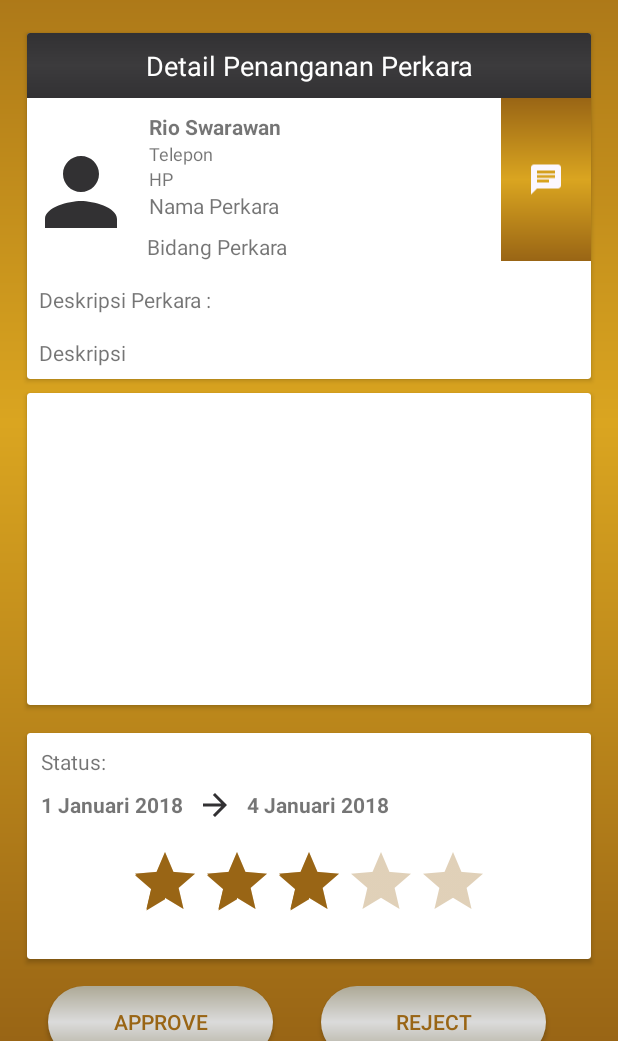
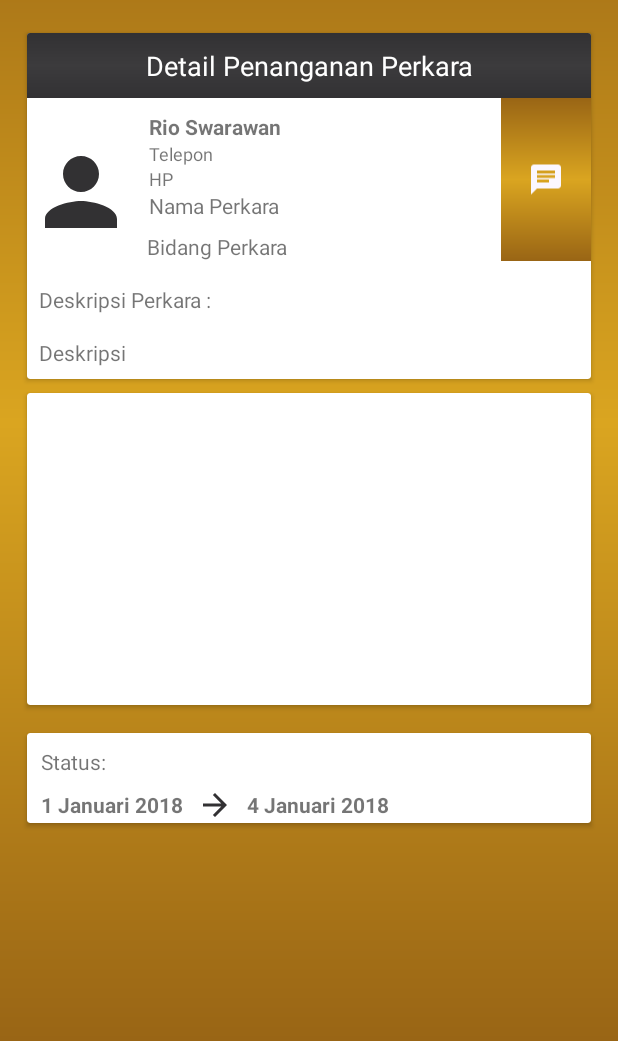
Before and after one commit to sidrive/androidmitra, an Android app: the DetailPerkaraActivity screen opened directly, with no data from a screen before it, after a tap on an icon or button, on a phone screen of 412 x 824 dp, the part 195-1236 px from its top. Run offline under Robolectric (Android 15) with nearby library versions, the phone set to English and light mode, and no system bars; our stand-ins replace ButterKnife, Dagger/Hilt's generated code; libraries missing offline, so code that uses them is left out: pub.devrel.easypermissions, retrofit2.adapter.rxjava, rx.android.schedulers, rx.schedulers, rx.subscriptions; pictures from the network do not load; 4 statements that could not run were skipped; 2 other taps on this screen came first.

Commit message:
cleanup button approve & reject

```diff
--- a/app/src/main/java/lawyerku/mitra/api/adapter/AdapterPerkara.java
+++ b/app/src/main/java/lawyerku/mitra/api/adapter/AdapterPerkara.java
@@ -55,18 +55,23 @@ public class AdapterPerkara extends RecyclerView.Adapter<AdapterPerkara.ViewHold
         holder.txtLawyer.setText(perkara.lawyer.lawyername);
         holder.txtLevel.setText("Level : "+perkara.lawyer.level);
         holder.txtRating.setText("Rating : "+String.valueOf(perkara.lawyer.rateMax));
+
         holder.txtKeahlian.setText("Keahlian : "+perkara.jobskill.name);
         if(perkara.last_status.status.equals("new")){
             holder.txtStatus.setText("Status Perkara : Perkara Baru");
+            holder.txtRating.setVisibility(View.GONE);
         }
         if(perkara.last_status.status.equals("on-progress")){
             holder.txtStatus.setText("Status Perkara : Sedang Berlangsung");
+            holder.txtRating.setVisibility(View.GONE);
         }
         if(perkara.last_status.status.equals("rejected")){
             holder.txtStatus.setText("Status Perkara : Ditolak");
+            holder.txtRating.setVisibility(View.GONE);
         }
         if(perkara.last_status.status.equals("canceled")){
             holder.txtStatus.setText("Status Perkara : Dibatalkan ");
+            holder.txtRating.setVisibility(View.GONE);
         }
         if(perkara.last_status.status.equals("finished")){
             holder.txtStatus.setText("Status Perkara : Selesai");
--- a/app/src/main/java/lawyerku/mitra/ui/detailperkara/DetailPerkaraActivity.java
+++ b/app/src/main/java/lawyerku/mitra/ui/detailperkara/DetailPerkaraActivity.java
@@ -22,6 +22,7 @@ import android.view.Window;
 import android.view.WindowManager;
 import android.widget.Button;
 import android.widget.ImageView;
+import android.widget.RatingBar;
 import android.widget.TextView;
 import android.widget.Toast;
 
@@ -88,6 +89,15 @@ public class DetailPerkaraActivity extends BaseActivity implements OnCameraIdleL
 
     @BindView(R.id.tv_tgl_selesai)
     TextView txtEndDate;
+
+    @BindView(R.id.btn_approve)
+    Button btnApprove;
+
+    @BindView(R.id.btn_reject)
+    Button btnReject;
+
+    @BindView(R.id.rating)
+    RatingBar rating;
 
     private GoogleMap mMap;
     private LocationManager lm;
@@ -238,6 +248,9 @@ public class DetailPerkaraActivity extends BaseActivity implements OnCameraIdleL
             txtStatus.setText("Status : Baru");
             txthpLawyer.setVisibility(View.GONE);
             txttelpLawyer.setVisibility(View.GONE);
+            btnApprove.setVisibility(View.VISIBLE);
+            btnReject.setVisibility(View.VISIBLE);
+
         }
         if(data.get(0).last_status.status.equals("on-progress"))
         {
@@ -258,6 +271,7 @@ public class DetailPerkaraActivity extends BaseActivity implements OnCameraIdleL
         if(data.get(0).last_status.status.equals("finished"))
         {
             txtStatus.setText("Status : Selesai");
+            rating.setVisibility(View.VISIBLE);
         }
 
         String starDate = DateFormatter.getDate(data.get(0).start_date,"yyyy-MM-dd");
--- a/app/src/main/res/layout/activity_detail_perkara_cons.xml
+++ b/app/src/main/res/layout/activity_detail_perkara_cons.xml
@@ -228,12 +228,13 @@
       app:layout_constraintStart_toStartOf="parent"
       app:layout_constraintEnd_toEndOf="parent"
       app:layout_constraintTop_toBottomOf="@id/cv_proyek"
-      app:layout_constraintBottom_toTopOf="@id/lnBtn"
+      app:layout_constraintBottom_toTopOf="@id/btn_approve"
       >
 
       <android.support.constraint.ConstraintLayout
         android:layout_width="match_parent"
-        android:layout_height="wrap_content">
+        android:layout_height="wrap_content"
+          android:id="@+id/tvc_status">
 
         <TextView
           android:id="@+id/tv_status"
@@ -293,25 +294,19 @@
           app:layout_constraintBottom_toBottomOf="parent"
           app:layout_constraintStart_toStartOf="parent"
           app:layout_constraintEnd_toEndOf="parent"
+            android:visibility="gone"
           />
 
       </android.support.constraint.ConstraintLayout>
 
     </android.support.v7.widget.CardView>
 
-    <LinearLayout
-        android:id="@+id/lnBtn"
-        android:layout_width="match_parent"
-        android:layout_height="match_parent"
-        android:orientation="horizontal"
-        android:layout_marginTop="@dimen/res_18dp"
-        app:layout_constraintTop_toBottomOf="@id/cv_status"
-        >
+
       <Button
           android:id="@+id/btn_approve"
           android:layout_width="150dp"
           android:layout_height="wrap_content"
-          android:layout_marginStart="@dimen/res_32dp"
+          android:layout_marginTop="@dimen/res_24dp"
           android:layout_marginBottom="@dimen/res_24dp"
           android:textColor="@color/goldenBrownLawyer"
           android:text="APPROVE"
@@ -319,23 +314,22 @@
           app:layout_constraintTop_toBottomOf="@id/cv_status"
           app:layout_constraintBottom_toBottomOf="parent"
           app:layout_constraintStart_toStartOf="@id/cv_status"
+          android:visibility="gone"
           />
       <Button
           android:id="@+id/btn_reject"
           android:layout_width="150dp"
           android:layout_height="wrap_content"
-          android:layout_marginStart="@dimen/res_32dp"
-          android:layout_marginEnd="@dimen/res_32dp"
+          android:layout_marginTop="@dimen/res_24dp"
           android:layout_marginBottom="@dimen/res_24dp"
           android:textColor="@color/goldenBrownLawyer"
           android:text="REJECT"
           android:background="@drawable/bg_transparent_silver"
           app:layout_constraintTop_toBottomOf="@id/cv_status"
-          app:layout_constraintStart_toEndOf="@id/btn_approve"
           app:layout_constraintEnd_toEndOf="@id/cv_status"
           app:layout_constraintBottom_toBottomOf="parent"
+          android:visibility="gone"
           />
-    </LinearLayout>
 
   </android.support.constraint.ConstraintLayout>
 
```
